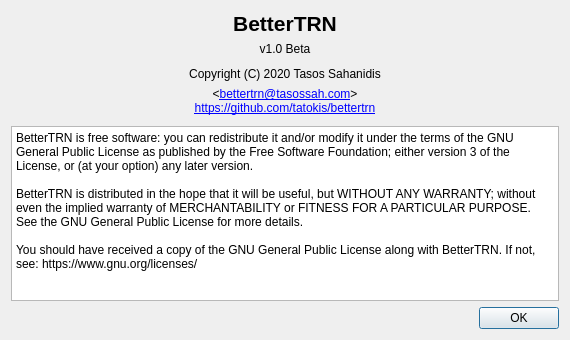
Before: the Qt Designer form aboutwindow.ui in tatokis/bettertrn, drawn with Qt 5.
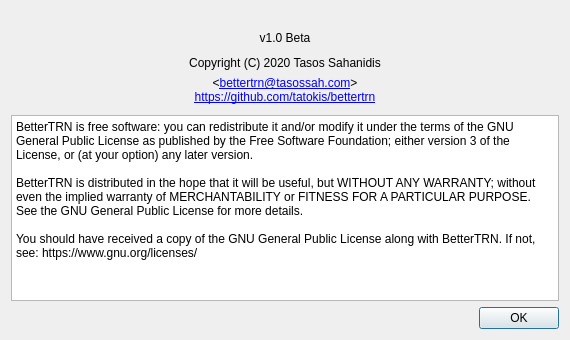
After: the same form once the commit is applied. Icons and pictures are not drawn.

The edit to the form file:
```diff
--- a/aboutwindow.ui
+++ b/aboutwindow.ui
@@ -49,16 +49,18 @@
     <enum>QLayout::SetDefaultConstraint</enum>
    </property>
    <item>
-    <widget class="QLabel" name="label">
-     <property name="font">
-      <font>
-       <pointsize>16</pointsize>
-       <weight>75</weight>
-       <bold>true</bold>
-      </font>
+    <widget class="QLabel" name="iconLabel">
+     <property name="sizePolicy">
+      <sizepolicy hsizetype="Preferred" vsizetype="Maximum">
+       <horstretch>0</horstretch>
+       <verstretch>0</verstretch>
+      </sizepolicy>
      </property>
      <property name="text">
-      <string>BetterTRN</string>
+      <string/>
+     </property>
+     <property name="scaledContents">
+      <bool>false</bool>
      </property>
      <property name="alignment">
       <set>Qt::AlignCenter</set>
```
